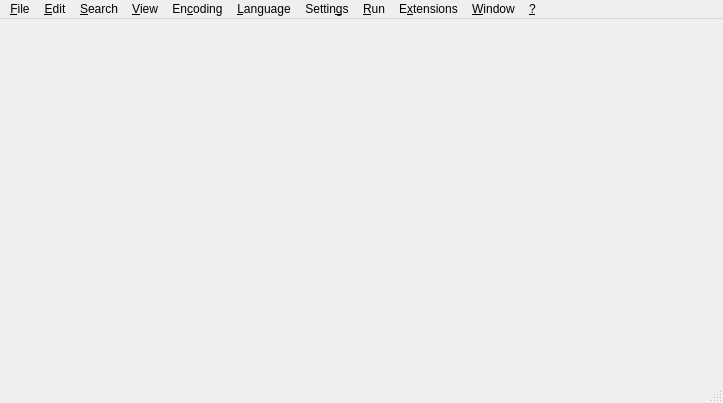
First picture: the form in src/ui/mainwindow.ui, repository kravich/notepad, before the edit.
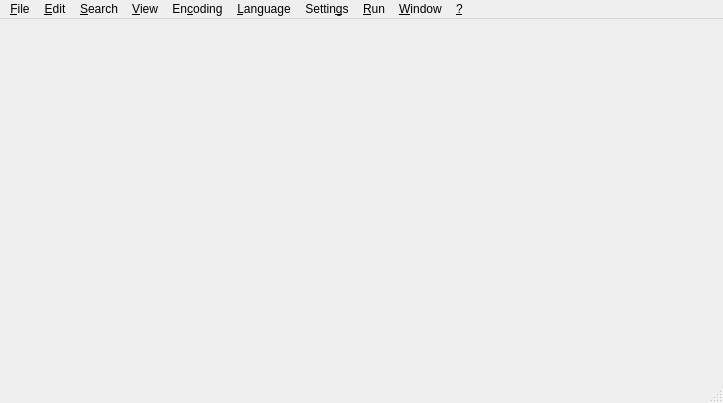
Second picture: the form after the edit. Icons and pictures are not drawn.

Commit message: Get rid of extensions support

Patch:
```diff
--- a/src/ui/mainwindow.ui
+++ b/src/ui/mainwindow.ui
@@ -265,13 +265,6 @@
     </property>
     <addaction name="actionOpen_a_New_Window"/>
    </widget>
-   <widget class="QMenu" name="menu_Extensions">
-    <property name="title">
-     <string>E&amp;xtensions</string>
-    </property>
-    <addaction name="actionInstall_Extension"/>
-    <addaction name="separator"/>
-   </widget>
    <addaction name="menu_File"/>
    <addaction name="menu_Edit"/>
    <addaction name="menu_Search"/>
@@ -280,7 +273,6 @@
    <addaction name="menu_Language"/>
    <addaction name="menu_Settings"/>
    <addaction name="menu_Run"/>
-   <addaction name="menu_Extensions"/>
    <addaction name="menu_Window"/>
    <addaction name="menu_Help"/>
   </widget>
```
Left out of the diff: 5 changed lines with no effect on the pictures. The commit also changes 32 other files.
